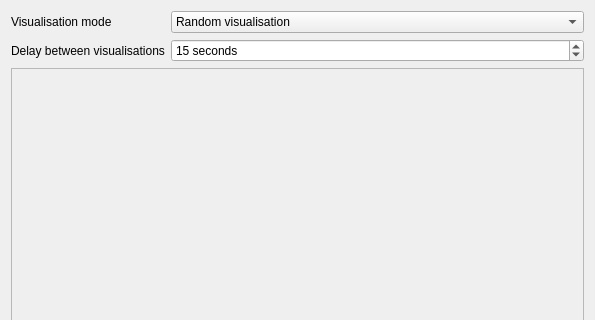
Qt form src/visualisations/visualisationselector.ui (clementine-player/Clementine) before a commit; both pictures show x 0 to 595 and y 0 to 320 of the 595 by 475 pixel window.
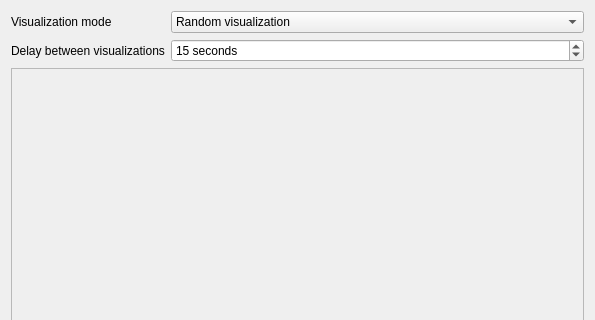
The same form after that commit. Icons and pictures are not drawn.

Commit message: Use visualizations with a 'z' in the UI, and save the proper spelling for en_GB

The edit to the form file:
```diff
--- a/src/visualisations/visualisationselector.ui
+++ b/src/visualisations/visualisationselector.ui
@@ -23,7 +23,7 @@
      <item row="0" column="0">
       <widget class="QLabel" name="label">
        <property name="text">
-        <string>Visualisation mode</string>
+        <string>Visualization mode</string>
        </property>
       </widget>
      </item>
@@ -31,7 +31,7 @@
       <widget class="QComboBox" name="mode">
        <item>
         <property name="text">
-         <string>Random visualisation</string>
+         <string>Random visualization</string>
         </property>
        </item>
        <item>
@@ -44,7 +44,7 @@
      <item row="1" column="0">
       <widget class="QLabel" name="label_2">
        <property name="text">
-        <string>Delay between visualisations</string>
+        <string>Delay between visualizations</string>
        </property>
       </widget>
      </item>
```
Left out of the diff: 2 changed lines with no effect on the pictures. The commit also changes 28 other files.
